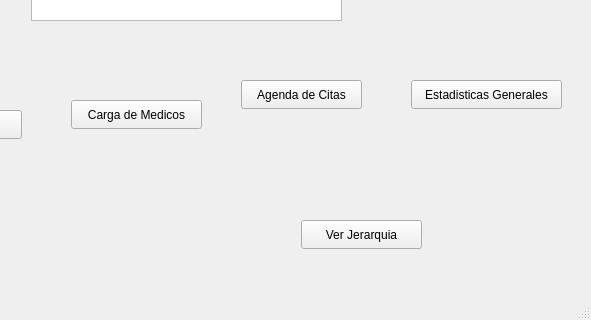
Before: the Qt Designer form mainwindow.ui in alejandroalvarezv/LFP_Proyecto1_1S2026_202404224, drawn with Qt 5; both pictures show x 209 to 800 and y 280 to 600 of the 800 by 600 pixel window.
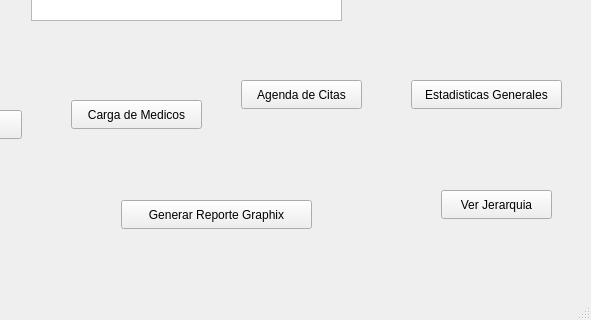
After: the same form once the commit is applied.

```diff
--- a/mainwindow.ui
+++ b/mainwindow.ui
@@ -144,9 +144,22 @@
    <widget class="QPushButton" name="btnVerjerarquia">
     <property name="geometry">
      <rect>
-      <x>510</x>
-      <y>500</y>
-      <width>121</width>
+      <x>330</x>
+      <y>480</y>
+      <width>191</width>
+      <height>29</height>
+     </rect>
+    </property>
+    <property name="text">
+     <string>Generar Reporte Graphix</string>
+    </property>
+   </widget>
+   <widget class="QPushButton" name="btnJerarquia">
+    <property name="geometry">
+     <rect>
+      <x>650</x>
+      <y>470</y>
+      <width>111</width>
       <height>29</height>
      </rect>
     </property>
```
Left out of the diff: 2 changed lines with no effect on the pictures.
